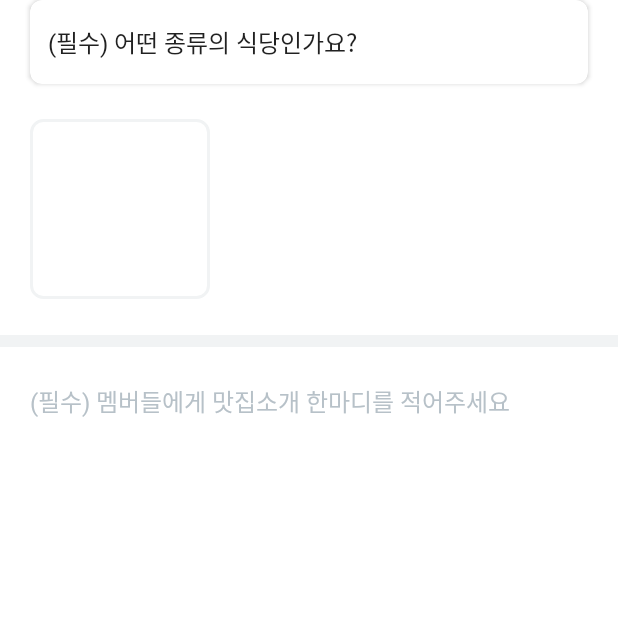
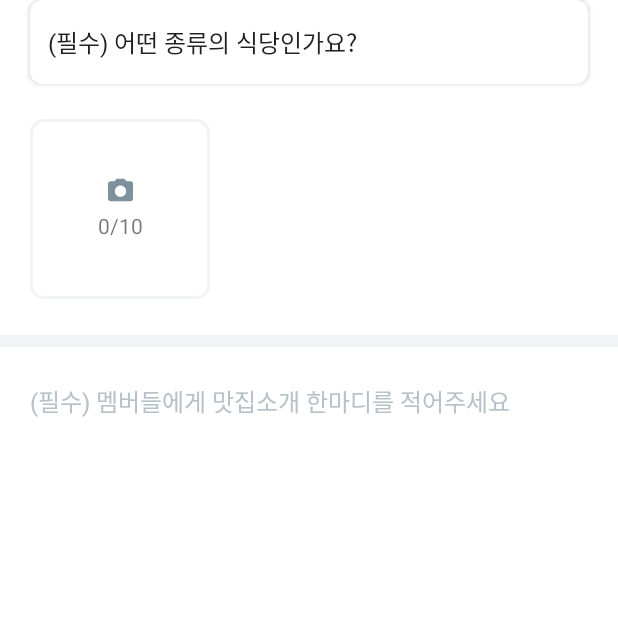
Before and after one commit to team-JMT/jmt-aos, an Android app: the fragment RegisterRestaurantFragment placed in its activity, on a phone screen of 412 x 824 dp, the top half of it. Run offline under Robolectric (Android 15) with nearby library versions, the phone set to English and light mode, and no system bars; our stand-ins replace Dagger/Hilt's generated code, navigation-ui.

Commit message:
[feat/register_state]: 이미지 선택 버튼 애니메이션 구현

```diff
--- a/presentation/src/main/java/org/gdsc/presentation/view/restaurantregistration/RegisterRestaurantFragment.kt
+++ b/presentation/src/main/java/org/gdsc/presentation/view/restaurantregistration/RegisterRestaurantFragment.kt
@@ -11,6 +11,8 @@ import org.gdsc.presentation.R
 import org.gdsc.presentation.databinding.FragmentRegisterRestaurantBinding
 import org.gdsc.presentation.utils.addAfterTextChangedListener
 import org.gdsc.presentation.utils.repeatWhenUiStarted
+import org.gdsc.presentation.utils.animateExtendWidth
+import org.gdsc.presentation.utils.animateShrinkWidth
 
 @AndroidEntryPoint
 class RegisterRestaurantFragment : Fragment() {
@@ -34,6 +36,7 @@ class RegisterRestaurantFragment : Fragment() {
         observeStates()
         setDrinkPossibilityCheckbox()
         setIntroductionEditText()
+        setAddImageButton()
 
     }
 
@@ -50,7 +53,8 @@ class RegisterRestaurantFragment : Fragment() {
 
         repeatWhenUiStarted {
             viewModel.introductionTextState.collect { text ->
-                binding.introductionTextCounter.text = getString(R.string.text_counter_max_one_hundred, text.length)
+                binding.introductionTextCounter.text =
+                    getString(R.string.text_counter_max_one_hundred, text.length)
             }
         }
     }
@@ -73,6 +77,26 @@ class RegisterRestaurantFragment : Fragment() {
         }
     }
 
+    private fun setAddImageButton() {
+
+        binding.selectImageCountText.text = getString(R.string.text_counter_max_ten, 0)
+
+        binding.selectImagesButton.setOnClickListener {
+            // TODO: 이미지 선택 후 반영 로직
+            with(viewModel) {
+                if (isImageButtonAnimating.value.not()) {
+                    if (isImageButtonExtended.value) {
+                        setIsImageButtonExtended(false)
+                        it.animateShrinkWidth()
+                    } else {
+                        setIsImageButtonExtended(true)
+                        it.animateExtendWidth()
+                    }
+                }
+            }
+        }
+    }
+
     override fun onDestroyView() {
         _binding = null
         super.onDestroyView()
--- a/presentation/src/main/java/org/gdsc/presentation/view/restaurantregistration/RegisterRestaurantViewModel.kt
+++ b/presentation/src/main/java/org/gdsc/presentation/view/restaurantregistration/RegisterRestaurantViewModel.kt
@@ -1,9 +1,12 @@
 package org.gdsc.presentation.view.restaurantregistration
 
 import androidx.lifecycle.ViewModel
+import androidx.lifecycle.viewModelScope
 import dagger.hilt.android.lifecycle.HiltViewModel
+import kotlinx.coroutines.delay
 import kotlinx.coroutines.flow.MutableStateFlow
 import kotlinx.coroutines.flow.asStateFlow
+import kotlinx.coroutines.launch
 import javax.inject.Inject
 
 @HiltViewModel
@@ -15,6 +18,12 @@ class RegisterRestaurantViewModel @Inject constructor() : ViewModel() {
     private var _introductionTextState = MutableStateFlow("")
     val introductionTextState = _introductionTextState.asStateFlow()
 
+    private var _isImageButtonExtended = MutableStateFlow(true)
+    val isImageButtonExtended = _isImageButtonExtended.asStateFlow()
+
+    private var _isImageButtonAnimating = MutableStateFlow(false)
+    val isImageButtonAnimating = _isImageButtonAnimating.asStateFlow()
+
     fun setDrinkPossibilityState() {
         _drinkPossibilityState.value = _drinkPossibilityState.value.not()
     }
@@ -23,4 +32,17 @@ class RegisterRestaurantViewModel @Inject constructor() : ViewModel() {
         _introductionTextState.value = text
     }
 
+    fun setIsImageButtonExtended(isExtended: Boolean) {
+        _isImageButtonExtended.value = isExtended
+        setImageButtonAnimatingTime()
+    }
+
+    private fun setImageButtonAnimatingTime(animationTime: Long = 300L) {
+        viewModelScope.launch {
+            _isImageButtonAnimating.value = true
+            delay(animationTime)
+            _isImageButtonAnimating.value = false
+        }
+    }
+
 }
--- a/presentation/src/main/res/layout/fragment_register_restaurant.xml
+++ b/presentation/src/main/res/layout/fragment_register_restaurant.xml
@@ -58,6 +58,34 @@
                 android:src="@drawable/border_background"
                 app:layout_constraintStart_toStartOf="parent"
                 app:layout_constraintTop_toBottomOf="@id/restaurant_category_card" />
+
+            <LinearLayout
+                android:layout_width="wrap_content"
+                android:layout_height="wrap_content"
+                android:orientation="vertical"
+                android:gravity="center_horizontal"
+                app:layout_constraintBottom_toBottomOf="@id/select_images_button"
+                app:layout_constraintEnd_toEndOf="@id/select_images_button"
+                app:layout_constraintStart_toStartOf="@id/select_images_button"
+                app:layout_constraintTop_toTopOf="@id/select_images_button">
+
+                <ImageView
+                    android:id="@+id/camera_icon"
+                    android:layout_width="wrap_content"
+                    android:layout_height="wrap_content"
+                    android:src="@drawable/camera_icon" />
+
+                <View
+                    android:layout_width="wrap_content"
+                    android:layout_height="6dp"/>
+                <TextView
+                    android:id="@+id/select_image_count_text"
+                    android:layout_width="wrap_content"
+                    android:layout_height="wrap_content"
+                    tools:text="10/10"/>
+            </LinearLayout>
+
+
 
             <View
                 android:id="@+id/first_divider"
@@ -265,5 +293,4 @@
 
     </LinearLayout>
 
-
 </androidx.constraintlayout.widget.ConstraintLayout>
```
